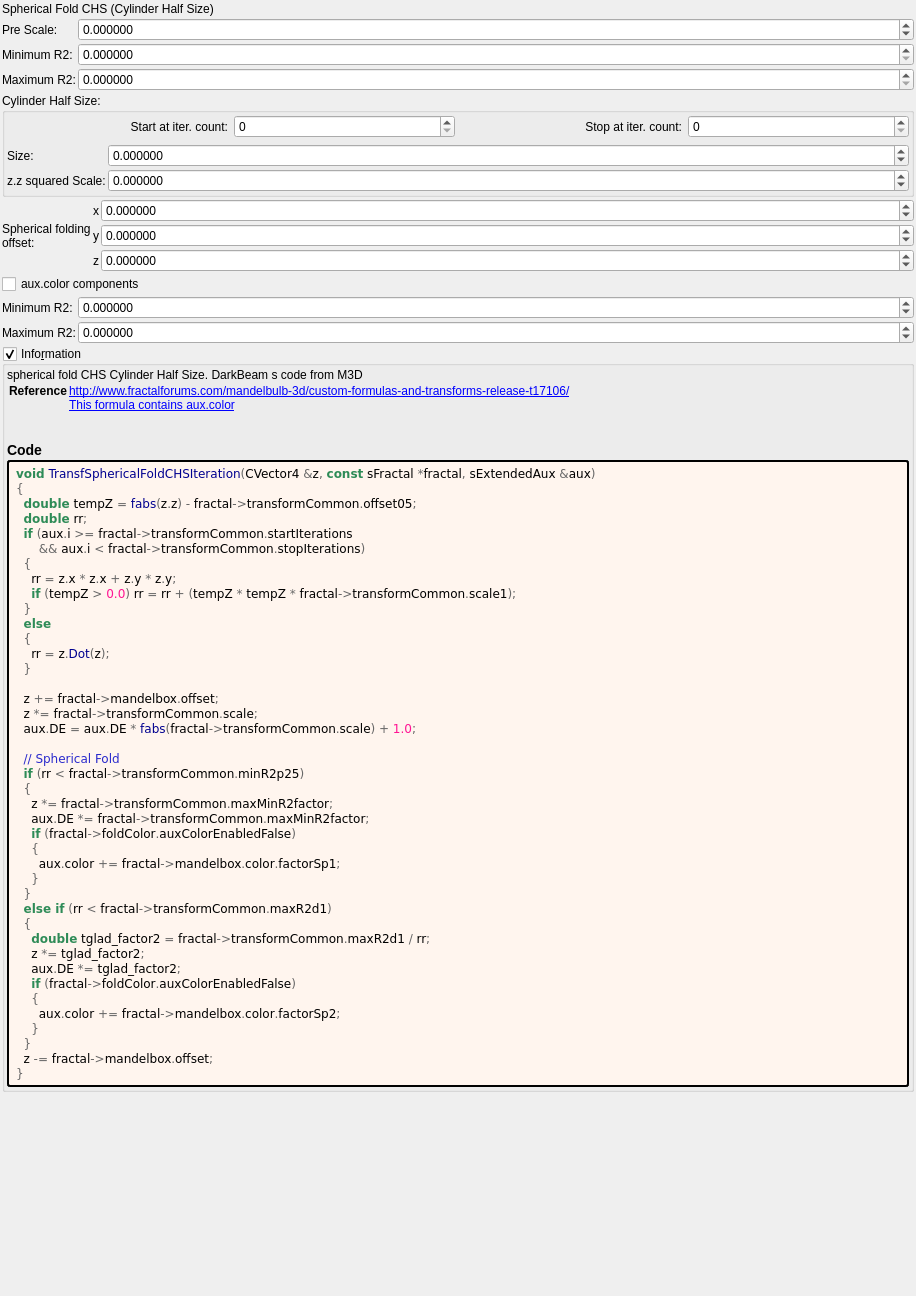
Qt form mandelbulber2/formula/ui/transf_spherical_fold_chs.ui (buddhi1980/mandelbulber2) before a commit.
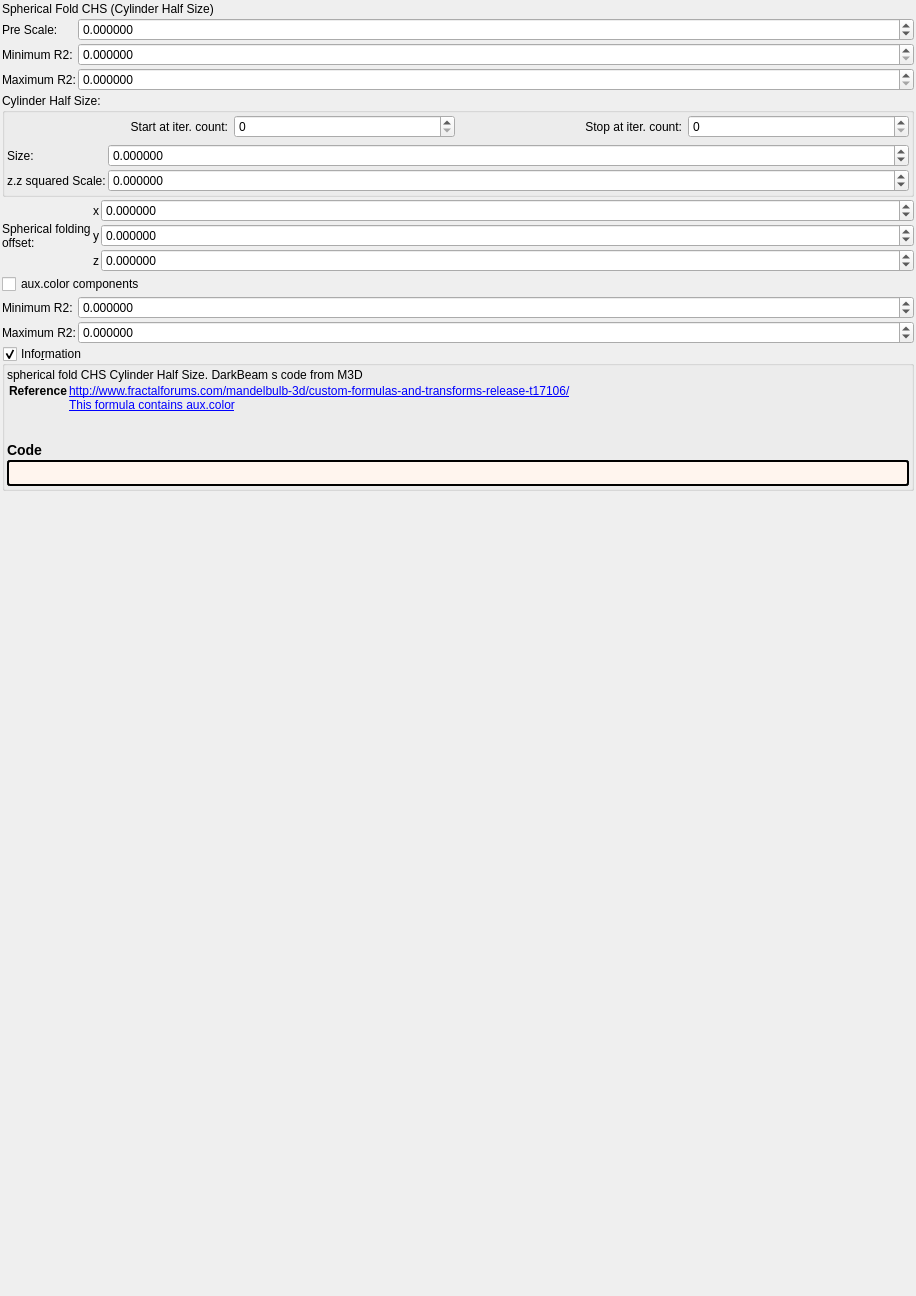
The same form after that commit. Custom widgets are drawn as their Qt base class.

```diff
--- a/mandelbulber2/formula/ui/transf_spherical_fold_chs.ui
+++ b/mandelbulber2/formula/ui/transf_spherical_fold_chs.ui
@@ -587,50 +587,7 @@
          <string notr="true">border-style: outset; border-width: 2px; border-radius: 3px; border-color: black; background-color: #fff5ee; padding: 4px;</string>
         </property>
         <property name="text">
-         <string notr="true">&lt;body style=&quot;background-color:#fff5ee&quot;&gt;
-&lt;pre style=&quot;color:#000000; background-color:#fff5ee;  font-family:'Courier New',monospace;&quot;&gt;&lt;span style=&quot;color:#2e8b57; font-weight:bold&quot;&gt;void&lt;/span&gt; &lt;span style=&quot;color:#00008f&quot;&gt;TransfSphericalFoldCHSIteration&lt;/span&gt;&lt;span style=&quot;color:#676767&quot;&gt;(&lt;/span&gt;CVector4 &lt;span style=&quot;color:#676767&quot;&gt;&amp;amp;&lt;/span&gt;z&lt;span style=&quot;color:#676767&quot;&gt;,&lt;/span&gt; &lt;span style=&quot;color:#2e8b57; font-weight:bold&quot;&gt;const&lt;/span&gt; sFractal &lt;span style=&quot;color:#676767&quot;&gt;*&lt;/span&gt;fractal&lt;span style=&quot;color:#676767&quot;&gt;,&lt;/span&gt; sExtendedAux &lt;span style=&quot;color:#676767&quot;&gt;&amp;amp;&lt;/span&gt;aux&lt;span style=&quot;color:#676767&quot;&gt;)&lt;/span&gt;
-&lt;span style=&quot;color:#676767&quot;&gt;{&lt;/span&gt;
-  &lt;span style=&quot;color:#2e8b57; font-weight:bold&quot;&gt;double&lt;/span&gt; tempZ &lt;span style=&quot;color:#676767&quot;&gt;=&lt;/span&gt; &lt;span style=&quot;color:#00008f&quot;&gt;fabs&lt;/span&gt;&lt;span style=&quot;color:#676767&quot;&gt;(&lt;/span&gt;z&lt;span style=&quot;color:#676767&quot;&gt;.&lt;/span&gt;z&lt;span style=&quot;color:#676767&quot;&gt;) -&lt;/span&gt; fractal&lt;span style=&quot;color:#676767&quot;&gt;-&amp;gt;&lt;/span&gt;transformCommon&lt;span style=&quot;color:#676767&quot;&gt;.&lt;/span&gt;offset05&lt;span style=&quot;color:#676767&quot;&gt;;&lt;/span&gt;
-  &lt;span style=&quot;color:#2e8b57; font-weight:bold&quot;&gt;double&lt;/span&gt; rr&lt;span style=&quot;color:#676767&quot;&gt;;&lt;/span&gt;
-  &lt;span style=&quot;color:#2e8b57; font-weight:bold&quot;&gt;if&lt;/span&gt; &lt;span style=&quot;color:#676767&quot;&gt;(&lt;/span&gt;aux&lt;span style=&quot;color:#676767&quot;&gt;.&lt;/span&gt;i &lt;span style=&quot;color:#676767&quot;&gt;&amp;gt;=&lt;/span&gt; fractal&lt;span style=&quot;color:#676767&quot;&gt;-&amp;gt;&lt;/span&gt;transformCommon&lt;span style=&quot;color:#676767&quot;&gt;.&lt;/span&gt;startIterations
-      &lt;span style=&quot;color:#676767&quot;&gt;&amp;amp;&amp;amp;&lt;/span&gt; aux&lt;span style=&quot;color:#676767&quot;&gt;.&lt;/span&gt;i &lt;span style=&quot;color:#676767&quot;&gt;&amp;lt;&lt;/span&gt; fractal&lt;span style=&quot;color:#676767&quot;&gt;-&amp;gt;&lt;/span&gt;transformCommon&lt;span style=&quot;color:#676767&quot;&gt;.&lt;/span&gt;stopIterations&lt;span style=&quot;color:#676767&quot;&gt;)&lt;/span&gt;
-  &lt;span style=&quot;color:#676767&quot;&gt;{&lt;/span&gt;
-    rr &lt;span style=&quot;color:#676767&quot;&gt;=&lt;/span&gt; z&lt;span style=&quot;color:#676767&quot;&gt;.&lt;/span&gt;x &lt;span style=&quot;color:#676767&quot;&gt;*&lt;/span&gt; z&lt;span style=&quot;color:#676767&quot;&gt;.&lt;/span&gt;x &lt;span style=&quot;color:#676767&quot;&gt;+&lt;/span&gt; z&lt;span style=&quot;color:#676767&quot;&gt;.&lt;/span&gt;y &lt;span style=&quot;color:#676767&quot;&gt;*&lt;/span&gt; z&lt;span style=&quot;color:#676767&quot;&gt;.&lt;/span&gt;y&lt;span style=&quot;color:#676767&quot;&gt;;&lt;/span&gt;
-    &lt;span style=&quot;color:#2e8b57; font-weight:bold&quot;&gt;if&lt;/span&gt; &lt;span style=&quot;color:#676767&quot;&gt;(&lt;/span&gt;tempZ &lt;span style=&quot;color:#676767&quot;&gt;&amp;gt;&lt;/span&gt; &lt;span style=&quot;color:#ff1493&quot;&gt;0.0&lt;/span&gt;&lt;span style=&quot;color:#676767&quot;&gt;)&lt;/span&gt; rr &lt;span style=&quot;color:#676767&quot;&gt;=&lt;/span&gt; rr &lt;span style=&quot;color:#676767&quot;&gt;+ (&lt;/span&gt;tempZ &lt;span style=&quot;color:#676767&quot;&gt;*&lt;/span&gt; tempZ &lt;span style=&quot;color:#676767&quot;&gt;*&lt;/span&gt; fractal&lt;span style=&quot;color:#676767&quot;&gt;-&amp;gt;&lt;/span&gt;transformCommon&lt;span style=&quot;color:#676767&quot;&gt;.&lt;/span&gt;scale1&lt;span style=&quot;color:#676767&quot;&gt;);&lt;/span&gt;
-  &lt;span style=&quot;color:#676767&quot;&gt;}&lt;/span&gt;
-  &lt;span style=&quot;color:#2e8b57; font-weight:bold&quot;&gt;else&lt;/span&gt;
-  &lt;span style=&quot;color:#676767&quot;&gt;{&lt;/span&gt;
-    rr &lt;span style=&quot;color:#676767&quot;&gt;=&lt;/span&gt; z&lt;span style=&quot;color:#676767&quot;&gt;.&lt;/span&gt;&lt;span style=&quot;color:#00008f&quot;&gt;Dot&lt;/span&gt;&lt;span style=&quot;color:#676767&quot;&gt;(&lt;/span&gt;z&lt;span style=&quot;color:#676767&quot;&gt;);&lt;/span&gt;
-  &lt;span style=&quot;color:#676767&quot;&gt;}&lt;/span&gt;
-
-  z &lt;span style=&quot;color:#676767&quot;&gt;+=&lt;/span&gt; fractal&lt;span style=&quot;color:#676767&quot;&gt;-&amp;gt;&lt;/span&gt;mandelbox&lt;span style=&quot;color:#676767&quot;&gt;.&lt;/span&gt;offset&lt;span style=&quot;color:#676767&quot;&gt;;&lt;/span&gt;
-  z &lt;span style=&quot;color:#676767&quot;&gt;*=&lt;/span&gt; fractal&lt;span style=&quot;color:#676767&quot;&gt;-&amp;gt;&lt;/span&gt;transformCommon&lt;span style=&quot;color:#676767&quot;&gt;.&lt;/span&gt;scale&lt;span style=&quot;color:#676767&quot;&gt;;&lt;/span&gt;
-  aux&lt;span style=&quot;color:#676767&quot;&gt;.&lt;/span&gt;DE &lt;span style=&quot;color:#676767&quot;&gt;=&lt;/span&gt; aux&lt;span style=&quot;color:#676767&quot;&gt;.&lt;/span&gt;DE &lt;span style=&quot;color:#676767&quot;&gt;*&lt;/span&gt; &lt;span style=&quot;color:#00008f&quot;&gt;fabs&lt;/span&gt;&lt;span style=&quot;color:#676767&quot;&gt;(&lt;/span&gt;fractal&lt;span style=&quot;color:#676767&quot;&gt;-&amp;gt;&lt;/span&gt;transformCommon&lt;span style=&quot;color:#676767&quot;&gt;.&lt;/span&gt;scale&lt;span style=&quot;color:#676767&quot;&gt;) +&lt;/span&gt; &lt;span style=&quot;color:#ff1493&quot;&gt;1.0&lt;/span&gt;&lt;span style=&quot;color:#676767&quot;&gt;;&lt;/span&gt;
-
-  &lt;span style=&quot;color:#2929cc&quot;&gt;// Spherical Fold&lt;/span&gt;
-  &lt;span style=&quot;color:#2e8b57; font-weight:bold&quot;&gt;if&lt;/span&gt; &lt;span style=&quot;color:#676767&quot;&gt;(&lt;/span&gt;rr &lt;span style=&quot;color:#676767&quot;&gt;&amp;lt;&lt;/span&gt; fractal&lt;span style=&quot;color:#676767&quot;&gt;-&amp;gt;&lt;/span&gt;transformCommon&lt;span style=&quot;color:#676767&quot;&gt;.&lt;/span&gt;minR2p25&lt;span style=&quot;color:#676767&quot;&gt;)&lt;/span&gt;
-  &lt;span style=&quot;color:#676767&quot;&gt;{&lt;/span&gt;
-    z &lt;span style=&quot;color:#676767&quot;&gt;*=&lt;/span&gt; fractal&lt;span style=&quot;color:#676767&quot;&gt;-&amp;gt;&lt;/span&gt;transformCommon&lt;span style=&quot;color:#676767&quot;&gt;.&lt;/span&gt;maxMinR2factor&lt;span style=&quot;color:#676767&quot;&gt;;&lt;/span&gt;
-    aux&lt;span style=&quot;color:#676767&quot;&gt;.&lt;/span&gt;DE &lt;span style=&quot;color:#676767&quot;&gt;*=&lt;/span&gt; fractal&lt;span style=&quot;color:#676767&quot;&gt;-&amp;gt;&lt;/span&gt;transformCommon&lt;span style=&quot;color:#676767&quot;&gt;.&lt;/span&gt;maxMinR2factor&lt;span style=&quot;color:#676767&quot;&gt;;&lt;/span&gt;
-    &lt;span style=&quot;color:#2e8b57; font-weight:bold&quot;&gt;if&lt;/span&gt; &lt;span style=&quot;color:#676767&quot;&gt;(&lt;/span&gt;fractal&lt;span style=&quot;color:#676767&quot;&gt;-&amp;gt;&lt;/span&gt;foldColor&lt;span style=&quot;color:#676767&quot;&gt;.&lt;/span&gt;auxColorEnabledFalse&lt;span style=&quot;color:#676767&quot;&gt;)&lt;/span&gt;
-    &lt;span style=&quot;color:#676767&quot;&gt;{&lt;/span&gt;
-      aux&lt;span style=&quot;color:#676767&quot;&gt;.&lt;/span&gt;color &lt;span style=&quot;color:#676767&quot;&gt;+=&lt;/span&gt; fractal&lt;span style=&quot;color:#676767&quot;&gt;-&amp;gt;&lt;/span&gt;mandelbox&lt;span style=&quot;color:#676767&quot;&gt;.&lt;/span&gt;color&lt;span style=&quot;color:#676767&quot;&gt;.&lt;/span&gt;factorSp1&lt;span style=&quot;color:#676767&quot;&gt;;&lt;/span&gt;
-    &lt;span style=&quot;color:#676767&quot;&gt;}&lt;/span&gt;
-  &lt;span style=&quot;color:#676767&quot;&gt;}&lt;/span&gt;
-  &lt;span style=&quot;color:#2e8b57; font-weight:bold&quot;&gt;else if&lt;/span&gt; &lt;span style=&quot;color:#676767&quot;&gt;(&lt;/span&gt;rr &lt;span style=&quot;color:#676767&quot;&gt;&amp;lt;&lt;/span&gt; fractal&lt;span style=&quot;color:#676767&quot;&gt;-&amp;gt;&lt;/span&gt;transformCommon&lt;span style=&quot;color:#676767&quot;&gt;.&lt;/span&gt;maxR2d1&lt;span style=&quot;color:#676767&quot;&gt;)&lt;/span&gt;
-  &lt;span style=&quot;color:#676767&quot;&gt;{&lt;/span&gt;
-    &lt;span style=&quot;color:#2e8b57; font-weight:bold&quot;&gt;double&lt;/span&gt; tglad_factor2 &lt;span style=&quot;color:#676767&quot;&gt;=&lt;/span&gt; fractal&lt;span style=&quot;color:#676767&quot;&gt;-&amp;gt;&lt;/span&gt;transformCommon&lt;span style=&quot;color:#676767&quot;&gt;.&lt;/span&gt;maxR2d1 &lt;span style=&quot;color:#676767&quot;&gt;/&lt;/span&gt; rr&lt;span style=&quot;color:#676767&quot;&gt;;&lt;/span&gt;
-    z &lt;span style=&quot;color:#676767&quot;&gt;*=&lt;/span&gt; tglad_factor2&lt;span style=&quot;color:#676767&quot;&gt;;&lt;/span&gt;
-    aux&lt;span style=&quot;color:#676767&quot;&gt;.&lt;/span&gt;DE &lt;span style=&quot;color:#676767&quot;&gt;*=&lt;/span&gt; tglad_factor2&lt;span style=&quot;color:#676767&quot;&gt;;&lt;/span&gt;
-    &lt;span style=&quot;color:#2e8b57; font-weight:bold&quot;&gt;if&lt;/span&gt; &lt;span style=&quot;color:#676767&quot;&gt;(&lt;/span&gt;fractal&lt;span style=&quot;color:#676767&quot;&gt;-&amp;gt;&lt;/span&gt;foldColor&lt;span style=&quot;color:#676767&quot;&gt;.&lt;/span&gt;auxColorEnabledFalse&lt;span style=&quot;color:#676767&quot;&gt;)&lt;/span&gt;
-    &lt;span style=&quot;color:#676767&quot;&gt;{&lt;/span&gt;
-      aux&lt;span style=&quot;color:#676767&quot;&gt;.&lt;/span&gt;color &lt;span style=&quot;color:#676767&quot;&gt;+=&lt;/span&gt; fractal&lt;span style=&quot;color:#676767&quot;&gt;-&amp;gt;&lt;/span&gt;mandelbox&lt;span style=&quot;color:#676767&quot;&gt;.&lt;/span&gt;color&lt;span style=&quot;color:#676767&quot;&gt;.&lt;/span&gt;factorSp2&lt;span style=&quot;color:#676767&quot;&gt;;&lt;/span&gt;
-    &lt;span style=&quot;color:#676767&quot;&gt;}&lt;/span&gt;
-  &lt;span style=&quot;color:#676767&quot;&gt;}&lt;/span&gt;
-  z &lt;span style=&quot;color:#676767&quot;&gt;-=&lt;/span&gt; fractal&lt;span style=&quot;color:#676767&quot;&gt;-&amp;gt;&lt;/span&gt;mandelbox&lt;span style=&quot;color:#676767&quot;&gt;.&lt;/span&gt;offset&lt;span style=&quot;color:#676767&quot;&gt;;&lt;/span&gt;
-&lt;span style=&quot;color:#676767&quot;&gt;}&lt;/span&gt;
-&lt;/pre&gt;
-&lt;/body&gt;</string>
+         <string notr="true"></string>
         </property>
         <property name="wordWrap">
          <bool>true</bool>
```
